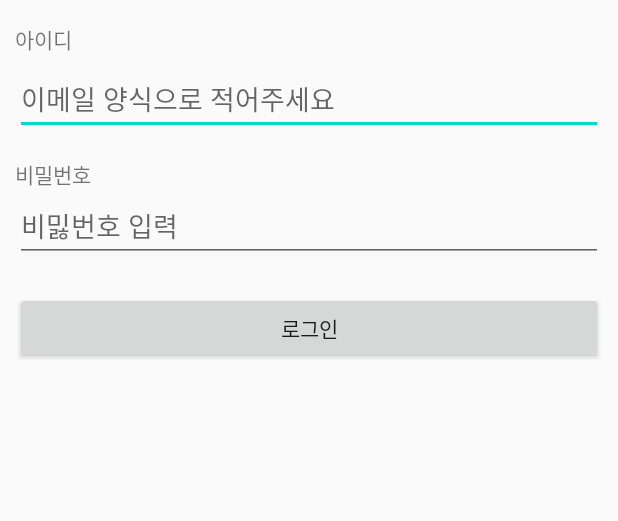
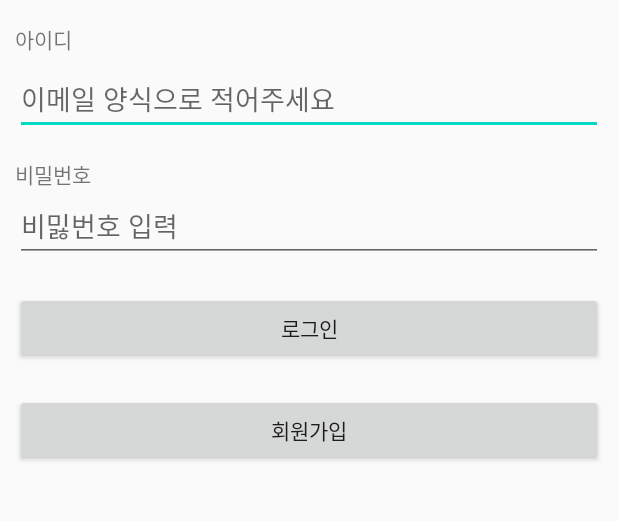
Before and after one commit to opalgml/Colosseum_20200716, an Android app: the screen it shows after launch (MainActivity before the commit, LoginActivity after it), on a phone screen of 412 x 824 dp, the part 324-845 px from its top. Run offline under Robolectric (Android 15) with nearby library versions, the phone set to English and light mode, and no system bars.

Commit message:
0716 bak

```diff
--- a/app/src/main/AndroidManifest.xml
+++ b/app/src/main/AndroidManifest.xml
@@ -10,9 +10,10 @@
         android:label="@string/app_name"
         android:roundIcon="@mipmap/ic_launcher_round"
         android:supportsRtl="true"
-        android:usesCleartextTraffic="true"
-        android:theme="@style/AppTheme">
-        <activity android:name=".MainActivity">
+        android:theme="@style/AppTheme"
+        android:usesCleartextTraffic="true">
+        <activity android:name=".SighUpActivity"></activity>
+        <activity android:name=".LoginActivity">
             <intent-filter>
                 <action android:name="android.intent.action.MAIN" />
 
--- a/app/src/main/java/kr/co/tjoeun/colosseum_20200716/MainActivity.kt
+++ b/app/src/main/java/kr/co/tjoeun/colosseum_20200716/LoginActivity.kt
@@ -1,17 +1,16 @@
 package kr.co.tjoeun.colosseum_20200716
 
-import androidx.appcompat.app.AppCompatActivity
 import android.os.Bundle
 import android.widget.Toast
-import kotlinx.android.synthetic.main.activity_main.*
+import kotlinx.android.synthetic.main.activity_login.*
 import kr.co.tjoeun.colosseum_20200716.utils.ServerUtil
 import org.json.JSONObject
 
-class MainActivity : BaseActivity() {
+class LoginActivity : BaseActivity() {
 
     override fun onCreate(savedInstanceState: Bundle?) {
         super.onCreate(savedInstanceState)
-        setContentView(R.layout.activity_main)
+        setContentView(R.layout.activity_login)
     }
 
     override fun setupEvents() {
--- a/app/src/main/res/layout/activity_main.xml
+++ b/app/src/main/res/layout/activity_login.xml
@@ -6,7 +6,7 @@
     android:layout_height="match_parent"
     android:orientation="vertical"
     android:padding="10dp"
-    tools:context=".MainActivity">
+    tools:context=".LoginActivity">
 
     <LinearLayout
         android:layout_width="match_parent"
@@ -54,5 +54,10 @@
         android:layout_height="wrap_content"
         android:text="로그인"
         android:layout_marginTop="20dp"/>
-
+    <Button
+        android:id="@+id/signUpBtn"
+        android:layout_width="match_parent"
+        android:layout_height="wrap_content"
+        android:text="회원가입"
+        android:layout_marginTop="20dp"/>
 </LinearLayout>
```
Also changed, not shown: app/src/main/java/kr/co/tjoeun/colosseum_20200716/SighUpActivity.kt (added, +19 -0 lines), app/src/main/res/layout/activity_sigh_up.xml (added, +9 -0 lines).
